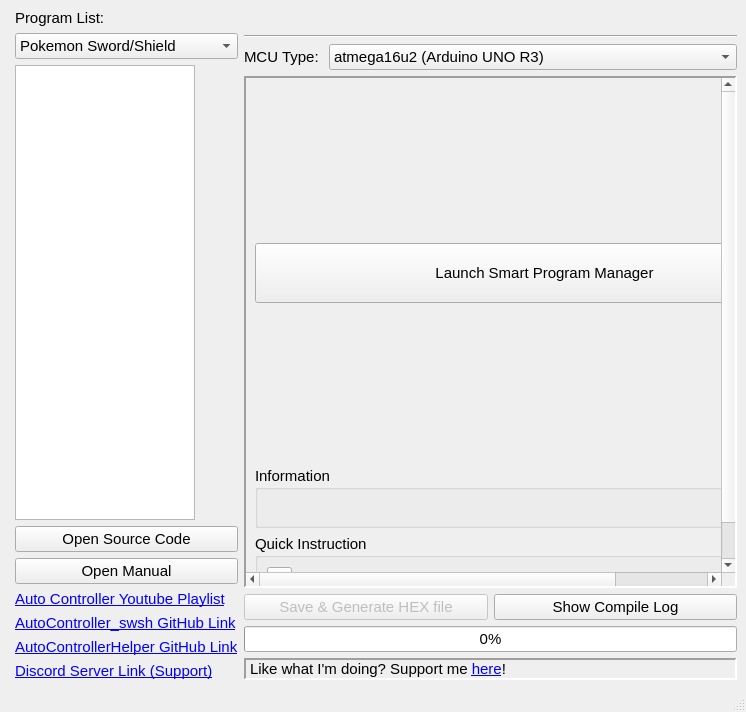
This is autocontrollerwindow.ui in brianuuu/AutoControllerHelper as Qt 5 draws it before an edit. The edited form follows.
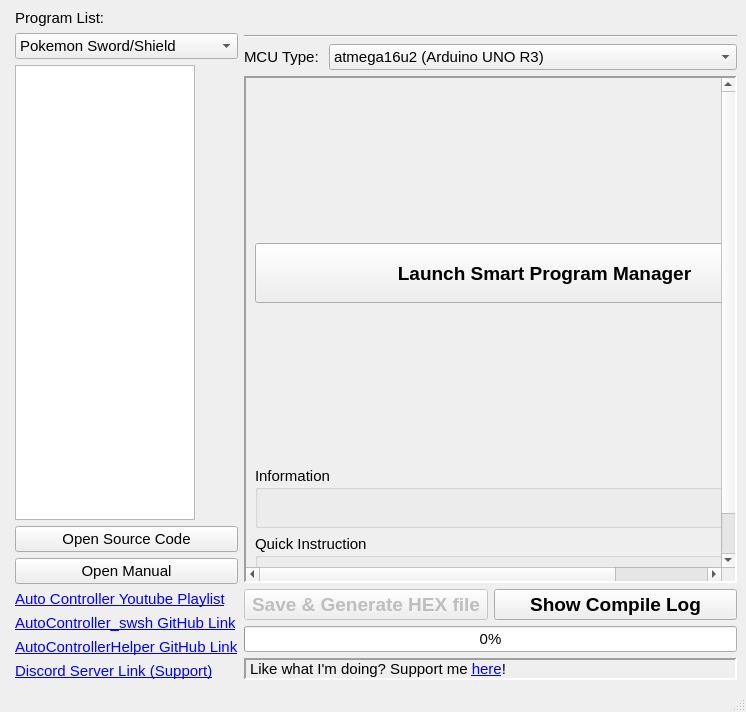
This is the edited form. The open tabs and pages were chosen to show the change.

The edit to the form file:
```diff
--- a/autocontrollerwindow.ui
+++ b/autocontrollerwindow.ui
@@ -293,7 +293,7 @@
            <x>0</x>
            <y>0</y>
            <width>538</width>
-           <height>521</height>
+           <height>515</height>
           </rect>
          </property>
          <layout class="QVBoxLayout" name="verticalLayout_27">
@@ -2840,6 +2840,13 @@
                   <height>60</height>
                  </size>
                 </property>
+                <property name="font">
+                 <font>
+                  <pointsize>14</pointsize>
+                  <weight>75</weight>
+                  <bold>true</bold>
+                 </font>
+                </property>
                 <property name="text">
                  <string>Launch Smart Program Manager</string>
                 </property>
@@ -3198,9 +3205,16 @@
           <property name="minimumSize">
            <size>
             <width>168</width>
-            <height>0</height>
+            <height>26</height>
            </size>
           </property>
+          <property name="font">
+           <font>
+            <pointsize>14</pointsize>
+            <weight>75</weight>
+            <bold>true</bold>
+           </font>
+          </property>
           <property name="text">
            <string>Save &amp;&amp; Generate HEX file</string>
           </property>
@@ -3208,6 +3222,19 @@
         </item>
         <item>
          <widget class="QPushButton" name="PB_Log">
+          <property name="minimumSize">
+           <size>
+            <width>0</width>
+            <height>26</height>
+           </size>
+          </property>
+          <property name="font">
+           <font>
+            <pointsize>14</pointsize>
+            <weight>75</weight>
+            <bold>true</bold>
+           </font>
+          </property>
           <property name="text">
            <string>Show Compile Log</string>
           </property>
```
Left out of the diff: 2 changed lines with no effect on the pictures.
